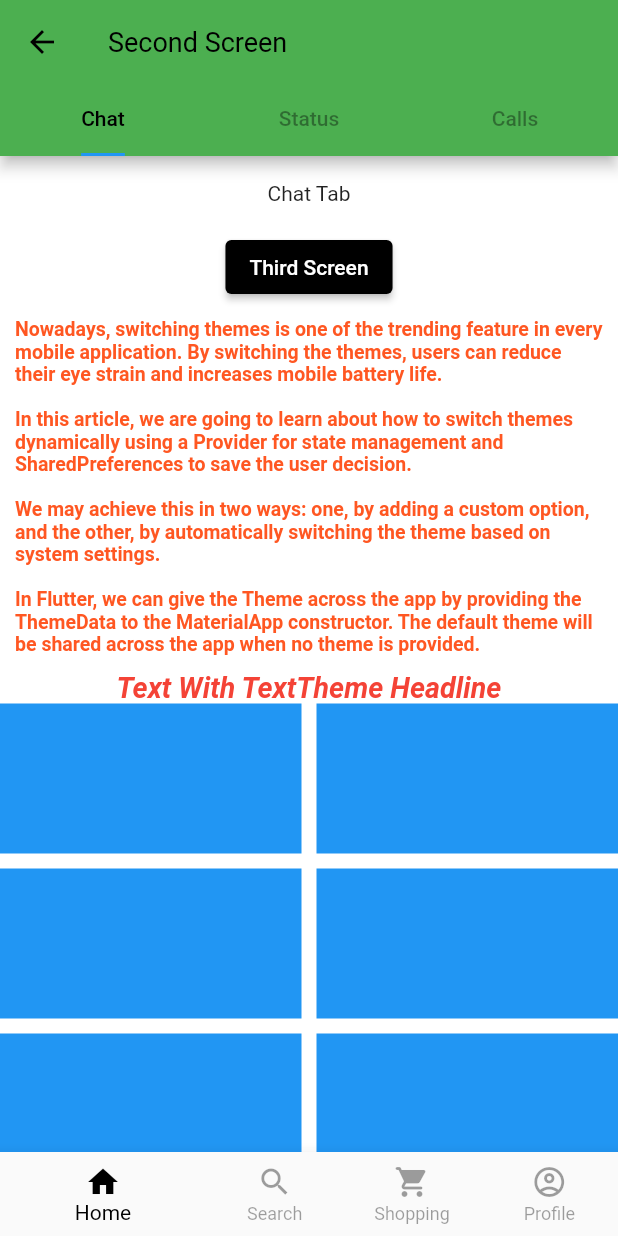
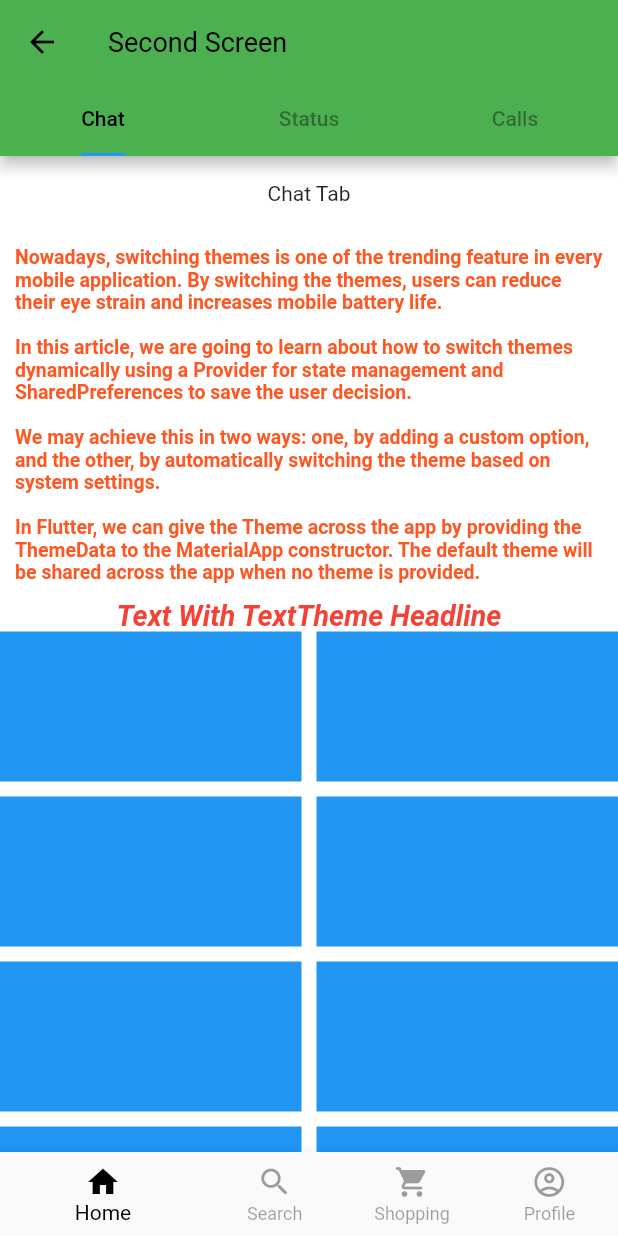
Before and after one commit to vocsyinfotech/vocsy-theme-light-dark-mode-and-keyboard-focus, a Flutter app: the screen it shows after launch, after a tap on "Tap For Second Screen", on a phone screen of 412 x 824 dp. Run offline on Flutter 3.47's test engine with Material 2 defaults, Android fonts, the phone set to English and light mode, and no system bars; our stand-ins replace shared_preferences.

Commit message:
Remove SystemNavigationBar Function And StatusBAr

```diff
--- a/lib/main.dart
+++ b/lib/main.dart
@@ -1,4 +1,3 @@
-import 'package:flex_color_scheme/flex_color_scheme.dart';
 import 'package:flutter/material.dart';
 import 'package:flutter/scheduler.dart';
 import 'package:flutter/services.dart';
@@ -18,22 +17,11 @@ class MyApp extends StatelessWidget {
 
   @override
   Widget build(BuildContext context) {
-    isDark =
-        SchedulerBinding.instance.window.platformBrightness == Brightness.dark
-            ? true
-            : false;
+    isDark = SchedulerBinding.instance.window.platformBrightness == Brightness.dark ? true : false;
     return ChangeNotifierProvider(
       create: (_) => ThemeNotifier(),
-      child: Consumer<ThemeNotifier>(
-          builder: (context, ThemeNotifier notifier, child) {
-        return AnnotatedRegion(
-          key: const ValueKey<String>('region'),
-          value: FlexColorScheme.themedSystemNavigationBar(
-            context,
-            systemNavigationBarColor: Colors.transparent,
-            systemNavBarStyle: FlexSystemNavBarStyle.transparent,
-          ),
-          child: MaterialApp(
+      child: Consumer<ThemeNotifier>(builder: (context, ThemeNotifier notifier, child) {
+        return MaterialApp(
           debugShowCheckedModeBanner: false,
           title: 'Theme Demo',
           theme: notifier.darkTheme == null
@@ -49,7 +37,6 @@ class MyApp extends StatelessWidget {
                   ? ThemeMode.dark
                   : ThemeMode.light,
           home: MyHomePage(),
-          ),
         );
       }),
     );
--- a/lib/screen/secondScreen.dart
+++ b/lib/screen/secondScreen.dart
@@ -1,5 +1,4 @@
 import 'package:flutter/material.dart';
-import 'package:theme/screen/thirdScreen.dart';
 
 class SecondScreen extends StatefulWidget {
   const SecondScreen({Key? key}) : super(key: key);
@@ -41,16 +40,6 @@ class _SecondScreenState extends State<SecondScreen> {
                   Center(child: Text('Calls Tab')),
                 ]),
               ),
-              ElevatedButton(
-                  onPressed: () {
-                    Navigator.push(
-                      context,
-                      MaterialPageRoute(
-                        builder: (context) => ThirdScreen(),
-                      ),
-                    );
-                  },
-                  child: Text('Third Screen')),
               Padding(
                 padding: EdgeInsets.all(10),
                 child: Text(
@@ -97,10 +86,8 @@ In Flutter, we can give the Theme across the app by providing the ThemeData to t
           items: [
             BottomNavigationBarItem(icon: Icon(Icons.home), label: 'Home'),
             BottomNavigationBarItem(icon: Icon(Icons.search), label: 'Search'),
-            BottomNavigationBarItem(
-                icon: Icon(Icons.shopping_cart_rounded), label: 'Shopping'),
-            BottomNavigationBarItem(
-                icon: Icon(Icons.account_circle_outlined), label: 'Profile'),
+            BottomNavigationBarItem(icon: Icon(Icons.shopping_cart_rounded), label: 'Shopping'),
+            BottomNavigationBarItem(icon: Icon(Icons.account_circle_outlined), label: 'Profile'),
           ],
         ),
       ),
--- a/pubspec.yaml
+++ b/pubspec.yaml
@@ -32,7 +32,7 @@ dependencies:
   # latest Packages
   provider: ^6.0.3
   shared_preferences: ^2.0.15
-  flex_color_scheme: ^5.1.0
+
   # The following adds the Cupertino Icons font to your application.
   # Use with the CupertinoIcons class for iOS style icons.
   cupertino_icons: ^1.0.2
```
Also changed, not shown: lib/screen/thirdScreen.dart (deleted, +0 -47 lines), pubspec.lock. Lines whose indentation alone changed are shown as unchanged.
